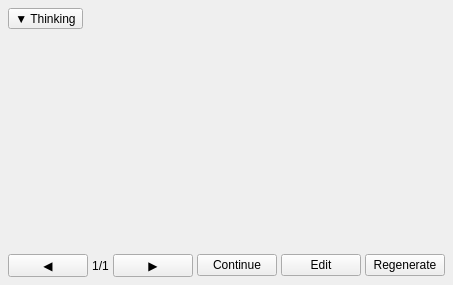
Before: the Qt Designer form AIOneQTWidgets/messagewidget.ui in Iemand005/Singularity, drawn with Qt 5.
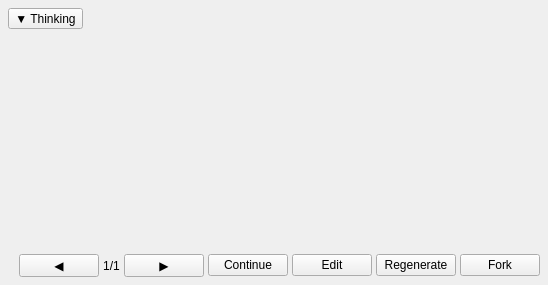
After: the same form once the commit is applied.

Commit message: man i forog ti was uh adding uh a button to fork chats

```diff
--- a/AIOneQTWidgets/messagewidget.ui
+++ b/AIOneQTWidgets/messagewidget.ui
@@ -133,6 +133,19 @@
      <property name="bottomMargin">
       <number>0</number>
      </property>
+     <item>
+      <widget class="QLabel" name="timestampLabel">
+       <property name="toolTip">
+        <string>Message time</string>
+       </property>
+       <property name="text">
+        <string/>
+       </property>
+       <property name="alignment">
+        <set>Qt::AlignmentFlag::AlignLeading|Qt::AlignmentFlag::AlignLeft|Qt::AlignmentFlag::AlignVCenter</set>
+       </property>
+      </widget>
+     </item>
      <item>
       <widget class="QPushButton" name="prevBtn">
        <property name="visible">
@@ -215,6 +228,16 @@
         </property>
        </widget>
       </item>
+      <item>
+       <widget class="QPushButton" name="forkBtn">
+        <property name="toolTip">
+         <string>Fork the chat up to this message into a new chat</string>
+        </property>
+        <property name="text">
+         <string>Fork</string>
+        </property>
+       </widget>
+      </item>
      </layout>
     </item>
    </layout>
```
The commit also changes 4 other files.
